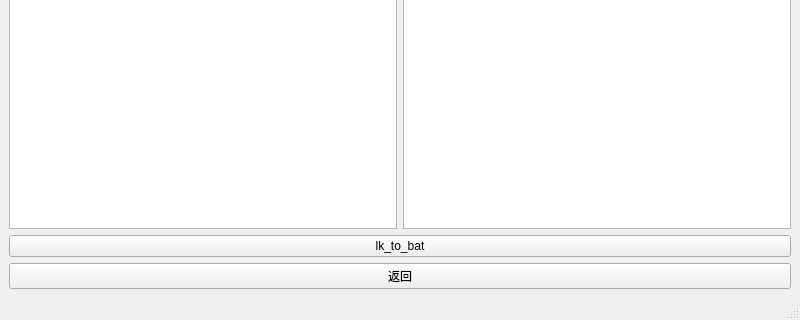
This is 03_bsp_tools/ui_lk_to_bat.ui in 0aibin0/python_pyqt5_learning as Qt 5 draws it before an edit; both pictures show x 0 to 800 and y 280 to 600 of the 800 by 600 pixel window. The edited form follows.
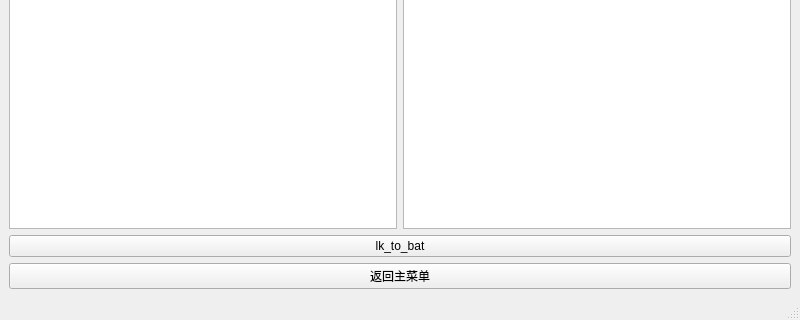
This is the edited form.

The edit to the form file:
```diff
--- a/03_bsp_tools/ui_lk_to_bat.ui
+++ b/03_bsp_tools/ui_lk_to_bat.ui
@@ -35,7 +35,7 @@
     <item row="2" column="0">
      <widget class="QPushButton" name="pushButton_2">
       <property name="text">
-       <string>返回</string>
+       <string>返回主菜单</string>
       </property>
      </widget>
     </item>
```
